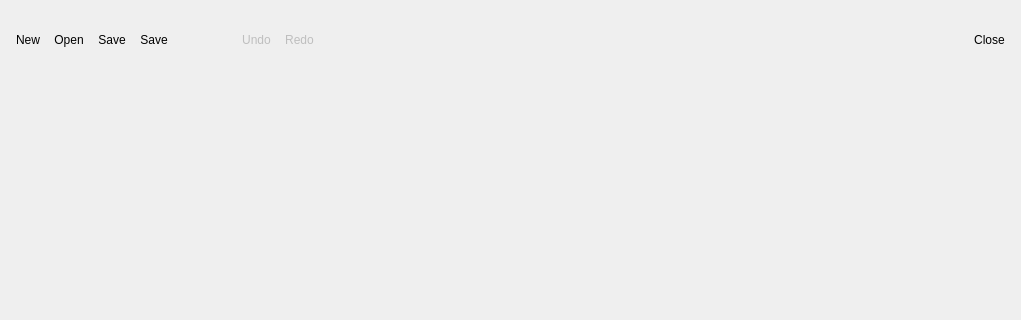
Old version of the form Include/imtgui/CStandardDocumentViewDecorator.ui in the repository ImagingTools/ImtCore; both pictures show x 0 to 1021 and y 0 to 320 of the 1021 by 552 pixel window.
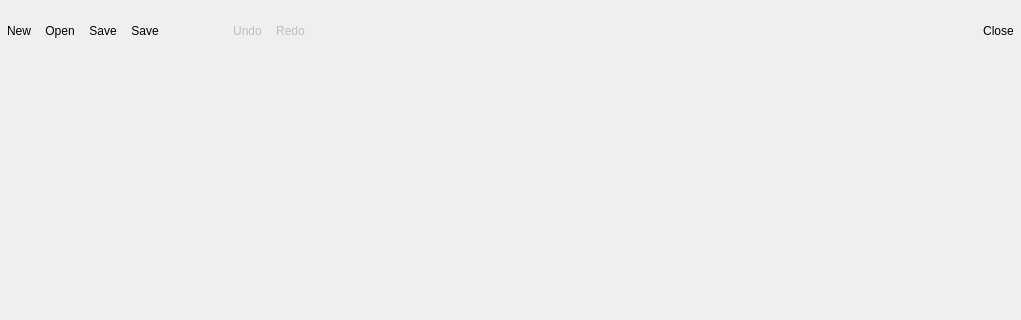
New version of the form. Icons and pictures are not drawn.

Diff of the .ui file:
```diff
--- a/Include/imtgui/CStandardDocumentViewDecorator.ui
+++ b/Include/imtgui/CStandardDocumentViewDecorator.ui
@@ -103,16 +103,16 @@
          <number>0</number>
         </property>
         <property name="leftMargin">
-         <number>9</number>
+         <number>0</number>
         </property>
         <property name="topMargin">
-         <number>9</number>
+         <number>0</number>
         </property>
         <property name="rightMargin">
-         <number>9</number>
+         <number>0</number>
         </property>
         <property name="bottomMargin">
-         <number>9</number>
+         <number>0</number>
         </property>
         <item>
          <widget class="QToolButton" name="NewButton">
```
